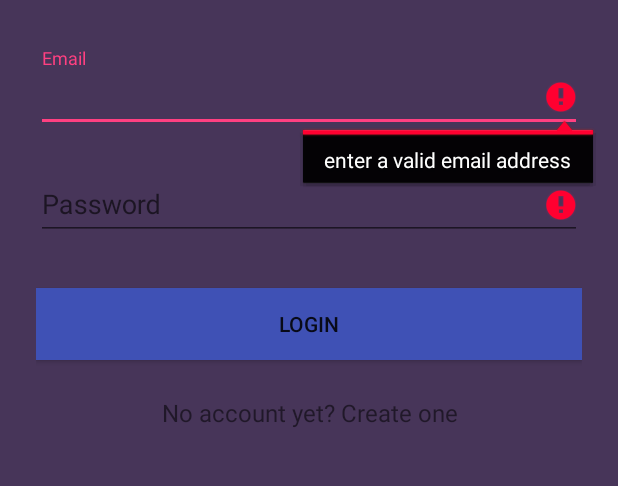
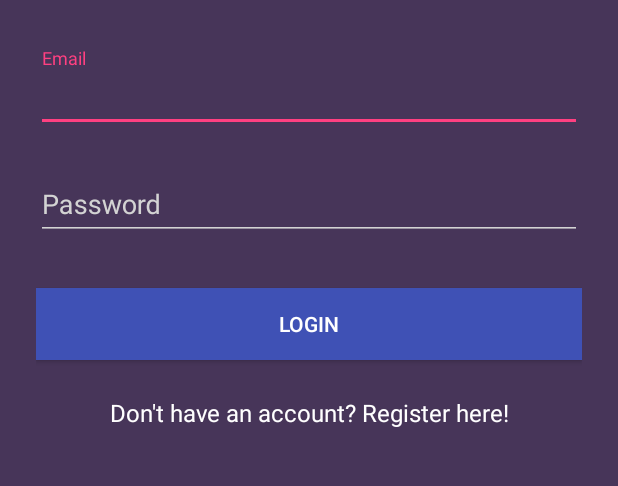
Before and after one commit to kushmangal/SaveTheHacker, an Android app: the screen it shows after launch (Login), after a tap on "LOGIN", on a phone screen of 412 x 824 dp, the part 276-762 px from its top. Run offline under Robolectric (Android 15) with nearby library versions, the phone set to English and light mode, and no system bars; our stand-ins replace ButterKnife, Firebase (no records; nobody signed in at launch, a user with empty details on screens opened directly).

```diff
--- a/app/src/main/AndroidManifest.xml
+++ b/app/src/main/AndroidManifest.xml
@@ -21,8 +21,9 @@
         <activity android:name=".Register" />
         <activity
             android:name=".MainActivity"
-            android:label="@string/title_activity_main"
-            android:theme="@style/AppTheme.NoActionBar"></activity>
+            android:label="@string/title_activity_main">
+
+        </activity>
     </application>
 
 </manifest>
--- a/app/src/main/java/kmzenon/savethehacker/Login.java
+++ b/app/src/main/java/kmzenon/savethehacker/Login.java
@@ -2,7 +2,9 @@ package kmzenon.savethehacker;
 
 import android.app.ProgressDialog;
 import android.os.Bundle;
+import android.support.annotation.NonNull;
 import android.support.v7.app.AppCompatActivity;
+import android.text.TextUtils;
 import android.util.Log;
 
 import android.content.Intent;
@@ -12,33 +14,53 @@ import android.widget.EditText;
 import android.widget.TextView;
 import android.widget.Toast;
 
+import com.google.android.gms.tasks.OnCompleteListener;
+import com.google.android.gms.tasks.Task;
+import com.google.firebase.auth.AuthResult;
+import com.google.firebase.auth.FirebaseAuth;
+
 import butterknife.ButterKnife;
 import butterknife.InjectView;
 
 public class Login extends AppCompatActivity {
+
     private static final String TAG = "Login";
     private static final int REQUEST_SIGNUP = 0;
 
-    @InjectView(R.id.input_email) EditText _emailText;
-    @InjectView(R.id.input_password) EditText _passwordText;
-    @InjectView(R.id.btn_login) Button _loginButton;
-    @InjectView(R.id.link_signup) TextView _signupLink;
+    EditText email_et, pass_et;
+    Button signin_btn;
+    TextView signup_link;
 
     @Override
     public void onCreate(Bundle savedInstanceState) {
         super.onCreate(savedInstanceState);
         setContentView(R.layout.activity_login);
-        ButterKnife.inject(this);
 
-        _loginButton.setOnClickListener(new View.OnClickListener() {
+
+        email_et = (EditText) findViewById(R.id.input_email);
+        pass_et = (EditText) findViewById(R.id.input_password);
+        signin_btn = (Button) findViewById(R.id.btn_login);
+        signup_link = (TextView) findViewById(R.id.link_signup);
+
+        signin_btn.setOnClickListener(new View.OnClickListener() {
 
             @Override
             public void onClick(View v) {
-                login();
+
+                String email = email_et.getText().toString();
+                String pass = pass_et.getText().toString();
+                if(TextUtils.isEmpty(email)||TextUtils.isEmpty(pass))
+                    Toast.makeText(getApplicationContext(), "Please enter the credentials", Toast.LENGTH_SHORT).show();
+                else {
+
+                    //Login
+
+                }
+
             }
         });
 
-        _signupLink.setOnClickListener(new View.OnClickListener() {
+        signup_link.setOnClickListener(new View.OnClickListener() {
 
             @Override
             public void onClick(View v) {
@@ -48,89 +70,4 @@ public class Login extends AppCompatActivity {
             }
         });
     }
-
-    public void login() {
-        Log.d(TAG, "Login");
-
-        if (!validate()) {
-            onLoginFailed();
-            return;
-        }
-
-        _loginButton.setEnabled(false);
-
-        final ProgressDialog progressDialog = new ProgressDialog(Login.this,
-                R.style.AppTheme_Dark_Dialog);
-        progressDialog.setIndeterminate(true);
-        progressDialog.setMessage("Authenticating...");
-        progressDialog.show();
-
-        String email = _emailText.getText().toString();
-        String password = _passwordText.getText().toString();
-
-        // TODO: Implement your own authentication logic here.
-
-        new android.os.Handler().postDelayed(
-                new Runnable() {
-                    public void run() {
-                        // On complete call either onLoginSuccess or onLoginFailed
-                        onLoginSuccess();
-                        // onLoginFailed();
-                        progressDialog.dismiss();
-                    }
-                }, 3000);
-    }
-
-
-    @Override
-    protected void onActivityResult(int requestCode, int resultCode, Intent data) {
-        if (requestCode == REQUEST_SIGNUP) {
-            if (resultCode == RESULT_OK) {
-
-                // TODO: Implement successful signup logic here
-                // By default we just finish the Activity and log them in automatically
-                this.finish();
-            }
-        }
-    }
-
-    @Override
-    public void onBackPressed() {
-        // disable going back to the MainActivity
-        moveTaskToBack(true);
-    }
-
-    public void onLoginSuccess() {
-        _loginButton.setEnabled(true);
-        finish();
-    }
-
-    public void onLoginFailed() {
-        Toast.makeText(getBaseContext(), "Login failed", Toast.LENGTH_LONG).show();
-
-        _loginButton.setEnabled(true);
-    }
-
-    public boolean validate() {
-        boolean valid = true;
-
-        String email = _emailText.getText().toString();
-        String password = _passwordText.getText().toString();
-
-        if (email.isEmpty() || !android.util.Patterns.EMAIL_ADDRESS.matcher(email).matches()) {
-            _emailText.setError("enter a valid email address");
-            valid = false;
-        } else {
-            _emailText.setError(null);
-        }
-
-        if (password.isEmpty() || password.length() < 4 || password.length() > 10) {
-            _passwordText.setError("between 4 and 10 alphanumeric characters");
-            valid = false;
-        } else {
-            _passwordText.setError(null);
-        }
-
-        return valid;
-    }
 }
--- a/app/src/main/res/layout/activity_login.xml
+++ b/app/src/main/res/layout/activity_login.xml
@@ -24,11 +24,19 @@
         <android.support.design.widget.TextInputLayout
             android:layout_width="match_parent"
             android:layout_height="wrap_content"
+            android:foregroundTint="#D3D3D3"
+            android:backgroundTint="#D3D3D3"
+            android:textColorHint="#D3D3D3"
             android:layout_marginTop="8dp"
             android:layout_marginBottom="8dp">
-            <EditText android:id="@+id/input_email"
+            <EditText
+                android:id="@+id/input_email"
                 android:layout_width="match_parent"
                 android:layout_height="wrap_content"
+                android:textColor="@android:color/white"
+                android:foregroundTint="#D3D3D3"
+                android:backgroundTint="#D3D3D3"
+                android:textColorHint="#D3D3D3"
                 android:inputType="textEmailAddress"
                 android:hint="Email" />
         </android.support.design.widget.TextInputLayout>
@@ -37,22 +45,30 @@
         <android.support.design.widget.TextInputLayout
             android:layout_width="match_parent"
             android:layout_height="wrap_content"
+            android:foregroundTint="#D3D3D3"
+            android:backgroundTint="#D3D3D3"
+            android:textColorHint="#D3D3D3"
             android:layout_marginTop="8dp"
             android:layout_marginBottom="8dp">
             <EditText android:id="@+id/input_password"
                 android:layout_width="match_parent"
                 android:layout_height="wrap_content"
+                android:textColor="@android:color/white"
                 android:inputType="textPassword"
+                android:foregroundTint="#D3D3D3"
+                android:backgroundTint="#D3D3D3"
+                android:textColorHint="#D3D3D3"
                 android:hint="Password"/>
         </android.support.design.widget.TextInputLayout>
 
-        <android.support.v7.widget.AppCompatButton
+        <Button
             android:id="@+id/btn_login"
             android:layout_width="fill_parent"
             android:layout_height="wrap_content"
             android:layout_marginTop="24dp"
             android:layout_marginBottom="24dp"
             android:padding="12dp"
+            android:textColor="@android:color/white"
             android:background="@color/colorPrimary"
             android:text="Login"/>
 
@@ -60,7 +76,8 @@
             android:layout_width="fill_parent"
             android:layout_height="wrap_content"
             android:layout_marginBottom="24dp"
-            android:text="No account yet? Create one"
+            android:textColor="@android:color/white"
+            android:text="Don't have an account? Register here!"
             android:gravity="center"
             android:textSize="16dip"/>
 
--- a/build.gradle
+++ b/build.gradle
@@ -9,7 +9,6 @@ buildscript {
 
         // NOTE: Do not place your application dependencies here; they belong
         // in the individual module build.gradle files
-        classpath 'com.google.gms:google-services:3.0.0'
     }
 }
 
```
Also changed, not shown: app/build.gradle (+2 -10 lines), app/src/main/java/kmzenon/savethehacker/Agency.java (added, +37 -0 lines), app/src/main/java/kmzenon/savethehacker/AgencyListAdapter.java (added, +54 -0 lines), app/src/main/java/kmzenon/savethehacker/MainActivity.java (+16 -10 lines), app/src/main/java/kmzenon/savethehacker/Register.java (+12 -86 lines), app/src/main/res/layout/activity_main.xml (+7 -24 lines), app/src/main/res/layout/activity_register.xml (+27 -5 lines), app/src/main/res/layout/agency_row.xml (added, +37 -0 lines).
